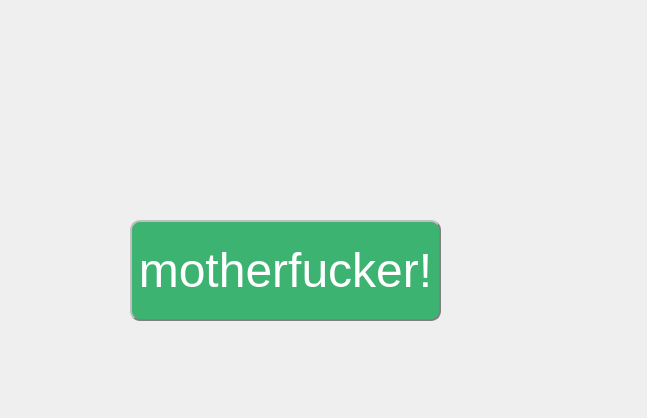
Before: the Qt Designer form Restaurant/menumanage.ui in PG98/2017SepQt, drawn with Qt 5.
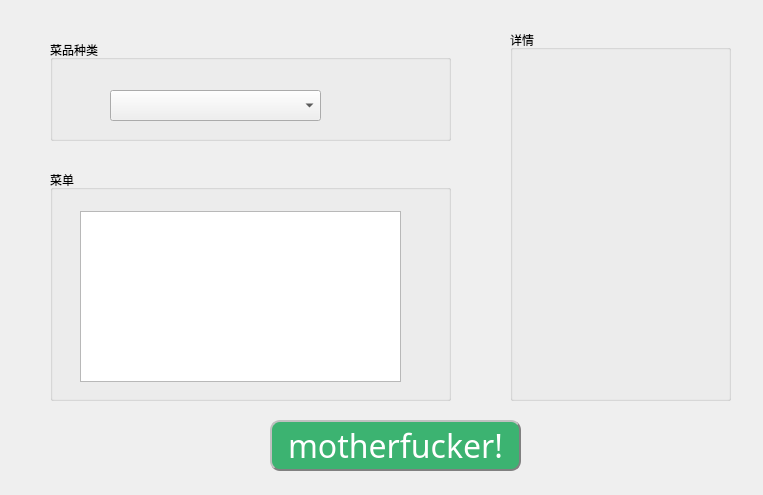
After: the same form once the commit is applied.

Commit message: failed to load table 'dish'

What changed in the file:
```diff
--- a/Restaurant/menumanage.ui
+++ b/Restaurant/menumanage.ui
@@ -6,8 +6,8 @@
    <rect>
     <x>0</x>
     <y>0</y>
-    <width>647</width>
-    <height>418</height>
+    <width>763</width>
+    <height>495</height>
    </rect>
   </property>
   <property name="windowTitle">
@@ -16,15 +16,16 @@
   <widget class="QPushButton" name="pushButton">
    <property name="geometry">
     <rect>
-     <x>130</x>
-     <y>220</y>
-     <width>311</width>
-     <height>101</height>
+     <x>270</x>
+     <y>420</y>
+     <width>251</width>
+     <height>51</height>
     </rect>
    </property>
    <property name="font">
     <font>
-     <pointsize>36</pointsize>
+     <family>GB18030 Bitmap</family>
+     <pointsize>24</pointsize>
     </font>
    </property>
    <property name="styleSheet">
@@ -34,6 +35,65 @@
     <string>motherfucker!</string>
    </property>
   </widget>
+  <widget class="QGroupBox" name="groupBox">
+   <property name="geometry">
+    <rect>
+     <x>50</x>
+     <y>40</y>
+     <width>401</width>
+     <height>101</height>
+    </rect>
+   </property>
+   <property name="title">
+    <string>菜品种类</string>
+   </property>
+   <widget class="QComboBox" name="comboBox">
+    <property name="geometry">
+     <rect>
+      <x>60</x>
+      <y>50</y>
+      <width>211</width>
+      <height>31</height>
+     </rect>
+    </property>
+   </widget>
+  </widget>
+  <widget class="QGroupBox" name="groupBox_2">
+   <property name="geometry">
+    <rect>
+     <x>50</x>
+     <y>170</y>
+     <width>401</width>
+     <height>231</height>
+    </rect>
+   </property>
+   <property name="title">
+    <string>菜单</string>
+   </property>
+   <widget class="QTableWidget" name="tableWidget">
+    <property name="geometry">
+     <rect>
+      <x>30</x>
+      <y>41</y>
+      <width>321</width>
+      <height>171</height>
+     </rect>
+    </property>
+   </widget>
+  </widget>
+  <widget class="QGroupBox" name="groupBox_3">
+   <property name="geometry">
+    <rect>
+     <x>510</x>
+     <y>30</y>
+     <width>221</width>
+     <height>371</height>
+    </rect>
+   </property>
+   <property name="title">
+    <string>详情</string>
+   </property>
+  </widget>
  </widget>
  <resources/>
  <connections/>
```
The commit also changes 6 other files.
